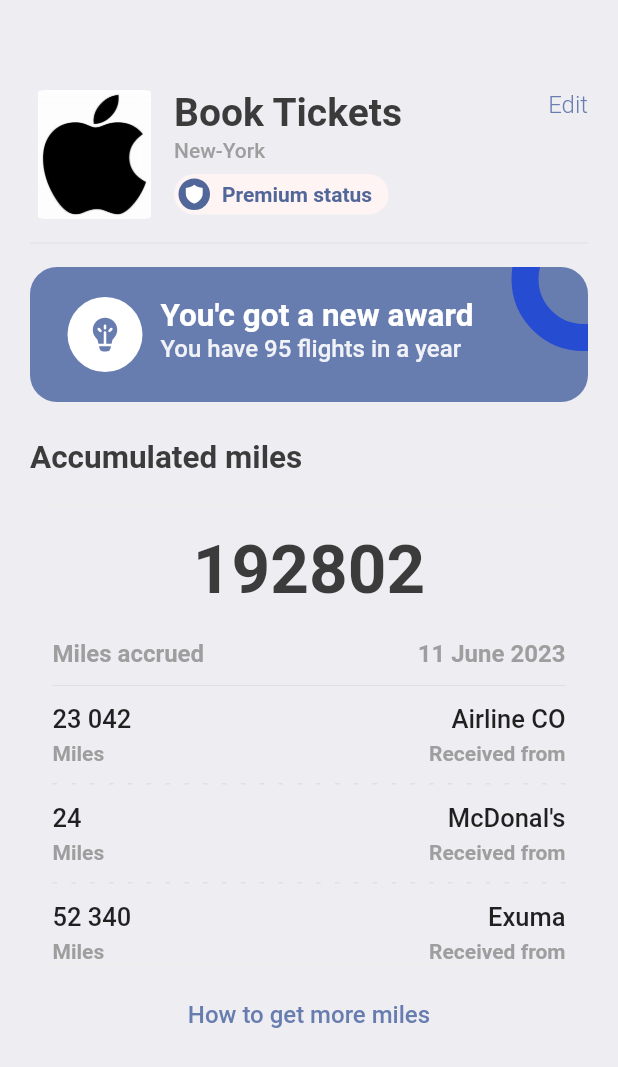
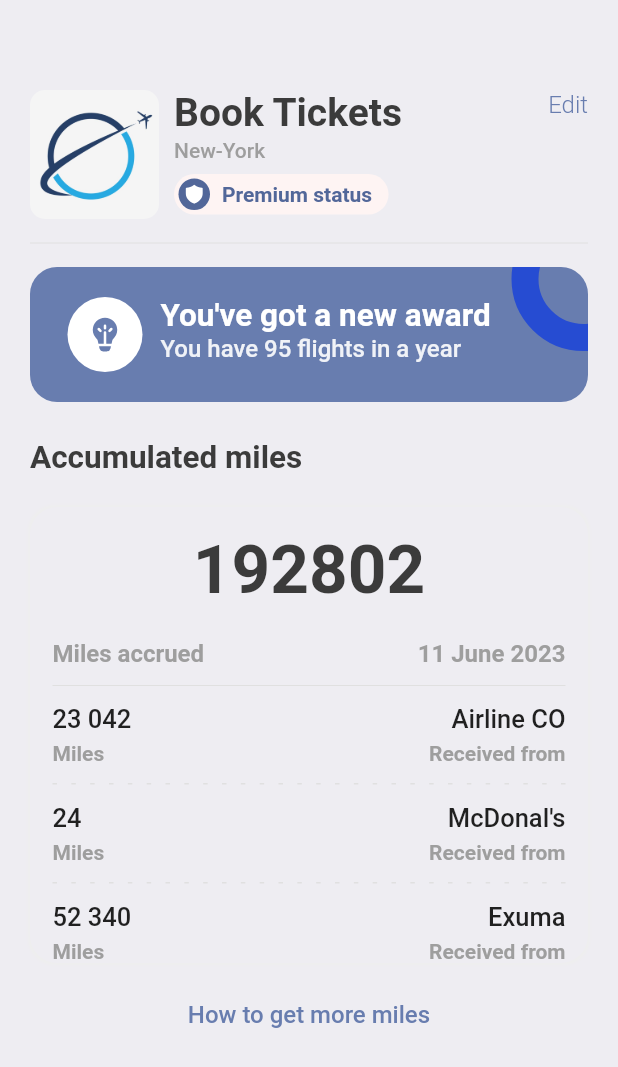
Before and after one commit to tatsinkoucrispin/skyhive, a Flutter app: the ProfileScreen screen opened directly, on a phone screen of 412 x 824 dp. Shown: the top 1067 px of the screen. Run offline on Flutter 3.47's test engine with Material 2 defaults, Android fonts, the phone set to English and light mode, and no system bars; our stand-ins replace barcode_widget, fluentui_icons, gap, get.

Commit message:
ajout de l'interface ProfileScreen

```diff
--- a/lib/main.dart
+++ b/lib/main.dart
@@ -14,7 +14,7 @@ class MyApp extends StatelessWidget {
   Widget build(BuildContext context) {
     return MaterialApp(
       debugShowCheckedModeBanner: false,
-      title: 'Flutter Demo',
+      title: 'SkyHive',
       theme: ThemeData(
 
           primaryColor: primary,
--- a/lib/screens/bottom_bar.dart
+++ b/lib/screens/bottom_bar.dart
@@ -1,6 +1,7 @@
 import 'package:fluentui_icons/fluentui_icons.dart';
 import 'package:flutter/cupertino.dart';
 import 'package:flutter/material.dart';
+import 'package:skyhive/screens/profile_screen.dart';
 import 'package:skyhive/screens/search_screen.dart';
 import 'package:skyhive/screens/ticket_screen.dart';
 
@@ -19,7 +20,7 @@ class _BottomBarState extends State<BottomBar> {
     const HomeScreen(),
     const SearchScreen(),
     const TicketScreen(),
-    const Text("Profile"),
+    const ProfileScreen(),
   ];
 
   void _onItemTapped(int index){
--- a/lib/screens/home_screen.dart
+++ b/lib/screens/home_screen.dart
@@ -46,7 +46,7 @@ class HomeScreen extends StatelessWidget {
                         image: const DecorationImage(
                           fit: BoxFit.fitHeight,
                           image: AssetImage(
-                            "assets/images/apple.jpeg"
+                            "assets/images/logo.jpeg"
                           )
                         )
                       ),
--- a/lib/screens/profile_screen.dart
+++ b/lib/screens/profile_screen.dart
@@ -33,7 +33,7 @@ class ProfileScreen extends StatelessWidget {
                   borderRadius: BorderRadius.circular(AppLayout.getHeight(10)),
                   image: const DecorationImage(
                     image: AssetImage(
-                      "assets/images/apple.jpeg"
+                      "assets/images/logo.jpeg"
                     )
                   )
                 ),
@@ -135,7 +135,7 @@ class ProfileScreen extends StatelessWidget {
                       mainAxisAlignment: MainAxisAlignment.start,
                       crossAxisAlignment: CrossAxisAlignment.start,
                       children: [
-                        Text("You\'c got a new award",
+                        Text("You\'ve got a new award",
                         style: Styles.headLineStyle2.copyWith(
                           fontWeight: FontWeight.bold, color: Colors.white),
                         ),
--- a/lib/screens/search_screen.dart
+++ b/lib/screens/search_screen.dart
@@ -6,6 +6,7 @@ import '../utils/app_styles.dart';
 import '../widgets/double_text_widget.dart';
 import '../widgets/icon_text_widget.dart';
 import '../widgets/ticket_taps.dart';
+
 
 class SearchScreen extends StatelessWidget {
   const SearchScreen({super.key});
@@ -21,7 +22,7 @@ class SearchScreen extends StatelessWidget {
           Gap(AppLayout.getHeight(40)),
           Text("What are\nyou looking for?", style: Styles.headLineStyle1.copyWith(fontSize: AppLayout.getWidth(35)),),
           Gap(AppLayout.getHeight(20)),
-           const AppTicketTabs(firstTab: "Airline Tickets", secondTab: "Hotels",),
+          const AppTicketTabs(firstTab: "Airline Tickets",secondTab: "Hotels",),
            Gap(AppLayout.getHeight(25)),
           const AppIconText(icon: Icons.flight_takeoff_rounded, text: "Departure"),
           Gap(AppLayout.getHeight(20)),
@@ -72,7 +73,7 @@ class SearchScreen extends StatelessWidget {
                         image: const DecorationImage(
                           fit: BoxFit.cover,
                           image: AssetImage(
-                            "assets/images/ekwang.jpg"
+                            "assets/images/areoport.jpg"
                           )
                         )
                       ),
--- a/lib/screens/ticket_screen.dart
+++ b/lib/screens/ticket_screen.dart
@@ -84,7 +84,7 @@ class TicketScreen extends StatelessWidget {
                         children: [
                           Row(
                             children: [
-                              Image.asset("assets/images/visa_96px.png", scale: 11,),
+                              Image.asset("assets/images/visa.png", scale: 40,),
                               Text("*** 2462",style: Styles.headLineStyle3)
                             ],
                           ),
@@ -150,7 +150,7 @@ class TicketScreen extends StatelessWidget {
                 border: Border.all(color: Styles.textColor, width: 2)
               ),
               child: CircleAvatar(
-                maxRadius: 40,
+                maxRadius: 4,
                 backgroundColor: Styles.textColor,
               ),
             ),
@@ -165,7 +165,7 @@ class TicketScreen extends StatelessWidget {
                   border: Border.all(color: Styles.textColor, width: 2)
               ),
               child: CircleAvatar(
-                maxRadius: 40,
+                maxRadius: 4,
                 backgroundColor: Styles.textColor,
               ),
             ),
--- a/lib/screens/ticket_view.dart
+++ b/lib/screens/ticket_view.dart
@@ -158,9 +158,9 @@ class TicketView extends StatelessWidget {
                         secondText: "Departure time",
                         alignment: CrossAxisAlignment.center,isColor: isColor),
                       AppColumnLayout(
-                        firstText: ticket['number'],
+                        firstText: ticket['number'].toString(),
                         secondText: "Number",
-                        alignment: CrossAxisAlignment.center,isColor: isColor),
+                        alignment: CrossAxisAlignment.end,isColor: isColor),
                     ],
                   )
                 ],
--- a/lib/utils/app_info_list.dart
+++ b/lib/utils/app_info_list.dart
@@ -1,18 +1,18 @@
 List<Map<String, dynamic>> hotelList = [
   {
-    'image': 'ekwang.jpg',
+    'image': 'chambre1.jpg',
     'place': 'Open Space',
     'destination': 'London',
     'price': 25
   },
   {
-    'image': 'ekwang.jpg',
+    'image': 'chambre2.jpg',
     'place': 'Global Will',
     'destination': 'London',
     'price': 40
   },
   {
-    'image': 'ekwang.jpg',
+    'image': 'chambre3.jpg',
     'place': 'Tallest Building',
     'destination': 'Dubai',
     'price': 68
--- a/pubspec.yaml
+++ b/pubspec.yaml
@@ -35,6 +35,7 @@ dependencies:
   # The following adds the Cupertino Icons font to your application.
   # Use with the CupertinoIcons class for iOS style icons.
   cupertino_icons: ^1.0.2
+  google_fonts: ^2.1.0
   fluentui_icons: ^1.0.0
   get:
   gap: ^2.0.0
```
Also changed, not shown: lib/widgets/ticket_taps.dart (+5 -7 lines), assets/images/areoport.jpg (added), assets/images/chambre1.jpg (added), assets/images/chambre2.jpg (added), assets/images/chambre3.jpg (added), assets/images/chambre4.jpg (added), assets/images/logo.jpeg (added), assets/images/logovisa.png (added), assets/images/visa.png (added), pubspec.lock.
